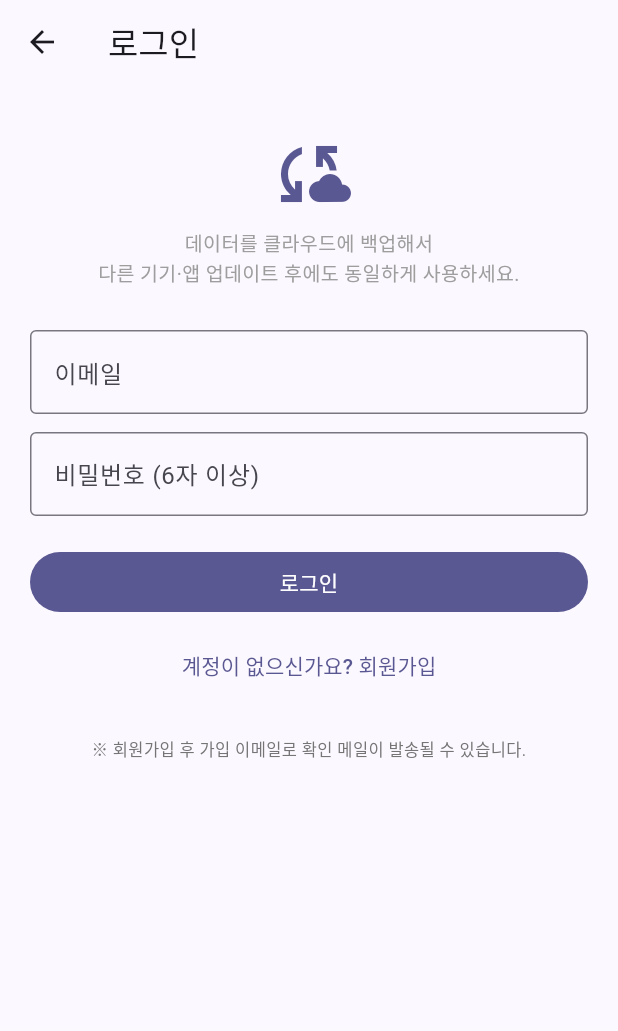
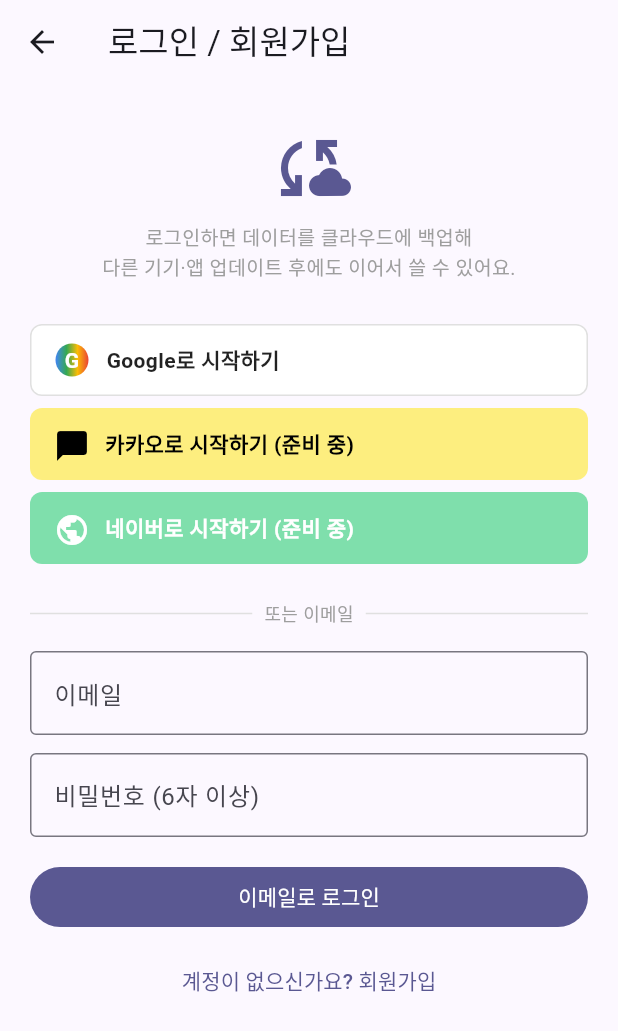
Before and after one commit to hongsytop-tech/Mobile-Application-Maker, a Flutter app: the AuthScreen screen opened directly, on a phone screen of 412 x 824 dp. Shown: the top 1031 px of the screen. Run offline on Flutter 3.47's test engine with Material 3 defaults, Android fonts, the phone set to English and light mode, and no system bars; our stand-ins replace cached_network_image, dio, fl_chart, flutter_dotenv, flutter_local_notifications, flutter_riverpod and 7 more; accounts and stored records are empty; network calls fail; Roboto replaces fonts that are missing (Pretendard).

Commit message:
feat: Google 로그인 (Supabase + google_sign_in)
- pubspec: google_sign_in ^6.2.1
- SupabaseService.signInWithGoogle:
  · google_sign_in으로 native 흐름 (serverClientId = Web 클라이언트 ID)
  · Google ID 토큰 받아 supabase.auth.signInWithIdToken으로 세션 생성
  · signOut 시 Google 세션도 함께 정리
- AuthScreen UI 개편:
  · Google / 카카오(준비 중) / 네이버(준비 중) 소셜 버튼
  · '또는 이메일' 구분선 + 이메일/비밀번호 로그인
- workflow + .env.example: GOOGLE_WEB_CLIENT_ID 변수 추가
- docs/GOOGLE_LOGIN_SETUP.md: Google Cloud / Supabase 셋업 단계별 가이드

카카오·네이버는 다음 단계에서 (Supabase 커스텀 OIDC + Edge Function).

```diff
--- a/lib/features/auth/screens/auth_screen.dart
+++ b/lib/features/auth/screens/auth_screen.dart
@@ -24,7 +24,7 @@ class _AuthScreenState extends ConsumerState<AuthScreen> {
     super.dispose();
   }
 
-  Future<void> _submit() async {
+  Future<void> _emailSubmit() async {
     if (!SupabaseService.isConfigured) {
       setState(() => _error = 'Supabase URL/Key가 .env에 설정되지 않았습니다.');
       return;
@@ -53,23 +53,92 @@ class _AuthScreenState extends ConsumerState<AuthScreen> {
     }
   }
 
+  Future<void> _googleSubmit() async {
+    setState(() {
+      _busy = true;
+      _error = null;
+    });
+    try {
+      await SupabaseService.signInWithGoogle();
+      if (mounted) Navigator.of(context).pop();
+    } on AuthFailure catch (e) {
+      if (e.message == '취소됨') {
+        setState(() => _error = null);
+      } else {
+        setState(() => _error = e.message);
+      }
+    } catch (e) {
+      setState(() => _error = '로그인 실패: $e');
+    } finally {
+      if (mounted) setState(() => _busy = false);
+    }
+  }
+
+  void _comingSoon(String name) {
+    ScaffoldMessenger.of(context).showSnackBar(
+      SnackBar(content: Text('$name 로그인은 다음 업데이트에서 지원 예정입니다')),
+    );
+  }
+
   @override
   Widget build(BuildContext context) {
     return Scaffold(
-      appBar: AppBar(title: Text(_isLogin ? '로그인' : '회원가입')),
+      appBar: AppBar(title: const Text('로그인 / 회원가입')),
       body: ListView(
         padding: const EdgeInsets.all(20),
         children: [
-          const SizedBox(height: 12),
+          const SizedBox(height: 8),
           Icon(Icons.cloud_sync,
               size: 56, color: Theme.of(context).colorScheme.primary),
           const SizedBox(height: 8),
           const Text(
-            '데이터를 클라우드에 백업해서\n다른 기기·앱 업데이트 후에도 동일하게 사용하세요.',
+            '로그인하면 데이터를 클라우드에 백업해\n다른 기기·앱 업데이트 후에도 이어서 쓸 수 있어요.',
             textAlign: TextAlign.center,
             style: TextStyle(color: Colors.grey, fontSize: 13),
           ),
           const SizedBox(height: 28),
+
+          // ---- 소셜 로그인 ----
+          _SocialButton(
+            label: 'Google로 시작하기',
+            color: Colors.white,
+            textColor: Colors.black87,
+            border: true,
+            icon: const _GoogleIcon(),
+            enabled: !_busy,
+            onTap: _googleSubmit,
+          ),
+          const SizedBox(height: 8),
+          _SocialButton(
+            label: '카카오로 시작하기 (준비 중)',
+            color: const Color(0xFFFEE500),
+            textColor: const Color(0xFF000000),
+            icon: const Icon(Icons.chat_bubble, color: Colors.black),
+            enabled: false,
+            onTap: () => _comingSoon('카카오'),
+          ),
+          const SizedBox(height: 8),
+          _SocialButton(
+            label: '네이버로 시작하기 (준비 중)',
+            color: const Color(0xFF03C75A),
+            textColor: Colors.white,
+            icon: const Icon(Icons.public, color: Colors.white),
+            enabled: false,
+            onTap: () => _comingSoon('네이버'),
+          ),
+          const SizedBox(height: 24),
+          Row(children: [
+            Expanded(child: Divider(color: Colors.grey.shade300)),
+            const Padding(
+              padding: EdgeInsets.symmetric(horizontal: 8),
+              child: Text('또는 이메일',
+                  style: TextStyle(color: Colors.grey, fontSize: 12)),
+            ),
+            Expanded(child: Divider(color: Colors.grey.shade300)),
+          ]),
+          const SizedBox(height: 16),
+
+          // ---- 이메일/비번 ----
           TextField(
             controller: _emailCtrl,
             keyboardType: TextInputType.emailAddress,
@@ -88,23 +157,23 @@ class _AuthScreenState extends ConsumerState<AuthScreen> {
               labelText: '비밀번호 (6자 이상)',
               border: OutlineInputBorder(),
             ),
-            onSubmitted: (_) => _submit(),
+            onSubmitted: (_) => _emailSubmit(),
           ),
           if (_error != null) ...[
             const SizedBox(height: 12),
             Text(_error!,
                 style: const TextStyle(color: Colors.red, fontSize: 12)),
           ],
-          const SizedBox(height: 20),
+          const SizedBox(height: 16),
           FilledButton(
-            onPressed: _busy ? null : _submit,
+            onPressed: _busy ? null : _emailSubmit,
             child: _busy
                 ? const SizedBox(
                     width: 18,
                     height: 18,
                     child: CircularProgressIndicator(strokeWidth: 2),
                   )
-                : Text(_isLogin ? '로그인' : '회원가입'),
+                : Text(_isLogin ? '이메일로 로그인' : '이메일로 회원가입'),
           ),
           const SizedBox(height: 8),
           TextButton(
@@ -116,14 +185,97 @@ class _AuthScreenState extends ConsumerState<AuthScreen> {
                 ? '계정이 없으신가요? 회원가입'
                 : '이미 계정이 있으신가요? 로그인'),
           ),
-          const SizedBox(height: 24),
-          Text(
-            '※ 회원가입 후 가입 이메일로 확인 메일이 발송될 수 있습니다.',
-            style: TextStyle(fontSize: 11, color: Colors.grey.shade600),
-            textAlign: TextAlign.center,
-          ),
         ],
       ),
     );
   }
 }
+
+class _SocialButton extends StatelessWidget {
+  final String label;
+  final Color color;
+  final Color textColor;
+  final Widget icon;
+  final bool enabled;
+  final bool border;
+  final VoidCallback onTap;
+
+  const _SocialButton({
+    required this.label,
+    required this.color,
+    required this.textColor,
+    required this.icon,
+    required this.enabled,
+    this.border = false,
+    required this.onTap,
+  });
+
+  @override
+  Widget build(BuildContext context) {
+    return SizedBox(
+      height: 48,
+      child: Material(
+        color: enabled ? color : color.withOpacity(0.5),
+        borderRadius: BorderRadius.circular(8),
+        elevation: 0,
+        child: InkWell(
+          onTap: onTap,
+          borderRadius: BorderRadius.circular(8),
+          child: Container(
+            decoration: border
+                ? BoxDecoration(
+                    border: Border.all(color: Colors.grey.shade300),
+                    borderRadius: BorderRadius.circular(8),
+                  )
+                : null,
+            padding: const EdgeInsets.symmetric(horizontal: 16),
+            child: Row(
+              children: [
+                SizedBox(width: 22, height: 22, child: icon),
+                const SizedBox(width: 12),
+                Expanded(
+                  child: Text(
+                    label,
+                    style: TextStyle(
+                      color: textColor,
+                      fontWeight: FontWeight.w600,
+                      fontSize: 14,
+                    ),
+                  ),
+                ),
+              ],
+            ),
+          ),
+        ),
+      ),
+    );
+  }
+}
+
+class _GoogleIcon extends StatelessWidget {
+  const _GoogleIcon();
+  @override
+  Widget build(BuildContext context) {
+    // 텍스트로 간이 G 아이콘 (별도 에셋 없이 표시)
+    return Container(
+      decoration: BoxDecoration(
+        gradient: const LinearGradient(colors: [
+          Color(0xFF4285F4),
+          Color(0xFF34A853),
+          Color(0xFFFBBC05),
+          Color(0xFFEA4335),
+        ]),
+        borderRadius: BorderRadius.circular(11),
+      ),
+      alignment: Alignment.center,
+      child: const Text(
+        'G',
+        style: TextStyle(
+          color: Colors.white,
+          fontWeight: FontWeight.bold,
+          fontSize: 14,
+        ),
+      ),
+    );
+  }
+}
--- a/lib/features/auth/services/supabase_service.dart
+++ b/lib/features/auth/services/supabase_service.dart
@@ -1,8 +1,17 @@
 import 'package:flutter_dotenv/flutter_dotenv.dart';
+import 'package:google_sign_in/google_sign_in.dart';
 import 'package:supabase_flutter/supabase_flutter.dart';
+
+class AuthFailure implements Exception {
+  final String message;
+  const AuthFailure(this.message);
+  @override
+  String toString() => message;
+}
 
 class SupabaseService {
   static bool _initialized = false;
+  static GoogleSignIn? _googleSignIn;
 
   static SupabaseClient get client => Supabase.instance.client;
 
@@ -12,7 +21,6 @@ class SupabaseService {
     final url = dotenv.maybeGet('SUPABASE_URL') ?? '';
     final key = dotenv.maybeGet('SUPABASE_ANON_KEY') ?? '';
     if (url.isEmpty || key.isEmpty) {
-      // .env 미설정 시에도 앱은 동작 (로그인 기능만 비활성)
       return;
     }
     await Supabase.initialize(url: url, anonKey: key);
@@ -25,7 +33,7 @@ class SupabaseService {
 
   static Stream<AuthState> get authChanges => client.auth.onAuthStateChange;
 
-  // ---- 인증 ----
+  // ---- 이메일 / 비밀번호 ----
   static Future<AuthResponse> signUp({
     required String email,
     required String password,
@@ -41,18 +49,61 @@ class SupabaseService {
         .signInWithPassword(email: email, password: password);
   }
 
-  static Future<void> signOut() => client.auth.signOut();
+  // ---- Google ----
+  static bool get isGoogleConfigured {
+    final id = dotenv.maybeGet('GOOGLE_WEB_CLIENT_ID') ?? '';
+    return id.isNotEmpty && !id.startsWith('your_');
+  }
+
+  static Future<AuthResponse> signInWithGoogle() async {
+    if (!_initialized) {
+      throw const AuthFailure('Supabase가 초기화되지 않았습니다');
+    }
+    final webClientId = dotenv.maybeGet('GOOGLE_WEB_CLIENT_ID') ?? '';
+    if (webClientId.isEmpty) {
+      throw const AuthFailure(
+          'GOOGLE_WEB_CLIENT_ID가 .env에 없습니다. docs/SUPABASE_SETUP.md 참고.');
+    }
+
+    _googleSignIn ??= GoogleSignIn(
+      serverClientId: webClientId,
+      scopes: const ['email', 'openid', 'profile'],
+    );
+
+    final account = await _googleSignIn!.signIn();
+    if (account == null) {
+      throw const AuthFailure('취소됨');
+    }
+    final auth = await account.authentication;
+    final idToken = auth.idToken;
+    final accessToken = auth.accessToken;
+    if (idToken == null) {
+      throw const AuthFailure('Google에서 ID 토큰을 받지 못했습니다');
+    }
+
+    return client.auth.signInWithIdToken(
+      provider: OAuthProvider.google,
+      idToken: idToken,
+      accessToken: accessToken,
+    );
+  }
+
+  static Future<void> signOut() async {
+    try {
+      await _googleSignIn?.signOut();
+    } catch (_) {}
+    await client.auth.signOut();
+  }
 
   // ---- 데이터 ----
   static Future<Map<String, dynamic>?> pullUserData() async {
     final user = currentUser;
     if (user == null) return null;
-    final res = await client
+    return await client
         .from('user_data')
         .select()
         .eq('user_id', user.id)
         .maybeSingle();
-    return res;
   }
 
   static Future<void> pushUserData({
--- a/pubspec.yaml
+++ b/pubspec.yaml
@@ -29,6 +29,7 @@ dependencies:
   path_provider: ^2.1.3
   table_calendar: ^3.1.2
   supabase_flutter: ^2.5.0
+  google_sign_in: ^6.2.1
 
 dev_dependencies:
   flutter_test:
```
Also changed, not shown: 3 other files.
